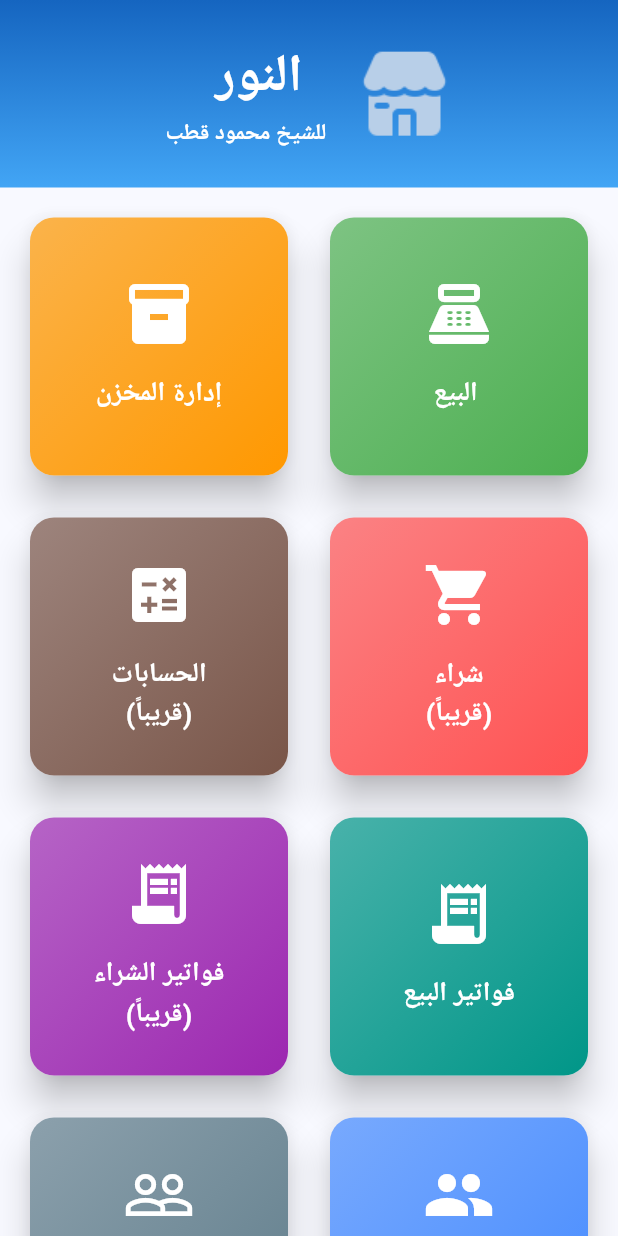
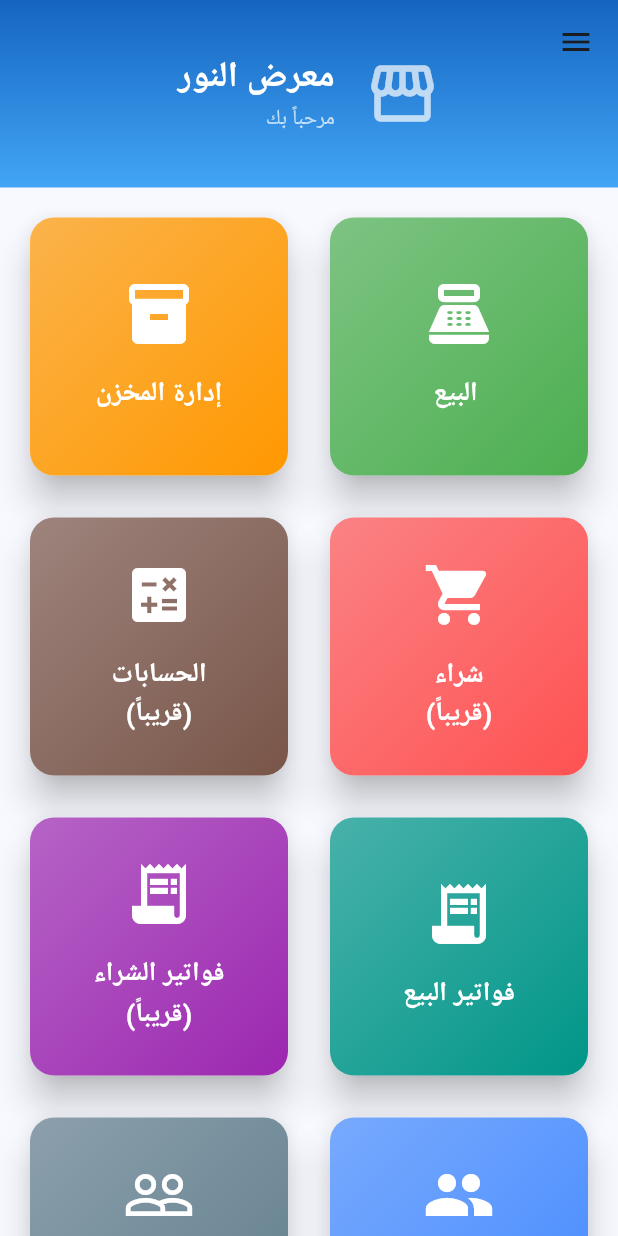
Before and after one commit to AhmedElgendy2004/Noor-Inventory-Accounting-System, a Flutter app: the HomeScreen screen opened by its route, on a phone screen of 412 x 824 dp. Run offline on Flutter 3.47's test engine with Material 3 defaults, Android fonts, the phone set to English and light mode, and no system bars; our stand-ins replace equatable, flutter_bloc, flutter_dotenv, go_router, supabase_flutter; missing offline and left inert: mobile_scanner; accounts and stored records are empty.

Commit message:
implement multi-tenancy, RLS security, and user profile management

```diff
--- /dev/null
+++ b/lib/features/auth/logic/auth_state.dart
@@ -0,0 +1,35 @@
+import 'package:equatable/equatable.dart';
+
+abstract class AuthState extends Equatable {
+  const AuthState();
+
+  @override
+  List<Object?> get props => [];
+}
+
+class AuthInitial extends AuthState {}
+
+class AuthLoading extends AuthState {}
+
+class AuthAuthenticated extends AuthState {
+  final String userId;
+  const AuthAuthenticated(this.userId);
+
+  @override
+  List<Object?> get props => [userId];
+}
+
+class AuthUnapproved extends AuthState {
+  final String message;
+  const AuthUnapproved({this.message = "الحساب بانتظار موافقة الإدارة."});
+}
+
+class AuthUnauthenticated extends AuthState {}
+
+class AuthError extends AuthState {
+  final String message;
+  const AuthError(this.message);
+
+  @override
+  List<Object?> get props => [message];
+}
--- a/lib/features/home/ui/home_screen.dart
+++ b/lib/features/home/ui/home_screen.dart
@@ -1,13 +1,96 @@
 import 'package:flutter/material.dart';
+import 'package:flutter_bloc/flutter_bloc.dart';
 import 'package:go_router/go_router.dart';
+import '../../auth/logic/auth_cubit.dart';
+import '../../auth/data/services/auth_service.dart'; // Direct access for simplicity or via Cubit
 import 'widgets/dashboard_card.dart';
 
-class HomeScreen extends StatelessWidget {
+class HomeScreen extends StatefulWidget {
   const HomeScreen({super.key});
+
+  @override
+  State<HomeScreen> createState() => _HomeScreenState();
+}
+
+class _HomeScreenState extends State<HomeScreen> {
+  String _shopName = 'معرض النور'; // Default
+  String _userName = 'مرحباً بك';
+  final _authService = AuthService(); // Instance
+
+  @override
+  void initState() {
+    super.initState();
+    _fetchUserProfile();
+  }
+
+  Future<void> _fetchUserProfile() async {
+    final profile = await _authService.getUserProfile();
+    if (profile != null && mounted) {
+      setState(() {
+        if (profile['shop_name'] != null &&
+            profile['shop_name'].toString().isNotEmpty) {
+          _shopName = profile['shop_name'];
+        }
+        if (profile['full_name'] != null &&
+            profile['full_name'].toString().isNotEmpty) {
+          _userName = 'مرحباً، أستاذ ${profile['full_name']}';
+        }
+      });
+    }
+  }
 
   @override
   Widget build(BuildContext context) {
     return Scaffold(
+      drawer: Drawer(
+        child: ListView(
+          padding: EdgeInsets.zero,
+          children: [
+            UserAccountsDrawerHeader(
+              decoration: const BoxDecoration(color: Color(0xFF1565C0)),
+              accountName: Text(
+                _userName,
+                style: const TextStyle(
+                  fontWeight: FontWeight.bold,
+                  fontSize: 18,
+                ),
+              ),
+              accountEmail: Text(_shopName),
+              currentAccountPicture: const CircleAvatar(
+                backgroundColor: Colors.white,
+                child: Icon(Icons.store, color: Color(0xFF1565C0), size: 30),
+              ),
+            ),
+            ListTile(
+              leading: const Icon(Icons.inventory),
+              title: const Text('المخزن'),
+              onTap: () {
+                context.pop();
+                context.push('/inventory');
+              },
+            ),
+            ListTile(
+              leading: const Icon(Icons.history),
+              title: const Text('سجل المبيعات'),
+              onTap: () {
+                context.pop();
+                context.push('/sales-history');
+              },
+            ),
+            const Divider(),
+            ListTile(
+              leading: const Icon(Icons.logout, color: Colors.red),
+              title: const Text(
+                'تسجيل الخروج',
+                style: TextStyle(color: Colors.red),
+              ),
+              onTap: () async {
+                await context.read<AuthCubit>().signOut();
+              },
+            ),
+          ],
+        ),
+      ),
       body: CustomScrollView(
         slivers: [
           //AppBar
@@ -26,25 +109,31 @@ class HomeScreen extends StatelessWidget {
                 child: Row(
                   mainAxisAlignment: MainAxisAlignment.center,
                   children: [
-                    Image.asset("assets/image/logo_store.png"),
+                    // Image.asset("assets/image/logo_store.png"), // Can keep or replace
+                    const Icon(
+                      Icons.storefront,
+                      size: 50,
+                      color: Colors.white70,
+                    ),
                     const SizedBox(width: 20),
                     Column(
                       mainAxisAlignment: MainAxisAlignment.center,
+                      crossAxisAlignment: CrossAxisAlignment.start,
                       children: [
-                        const Text(
-                          'النور  ',
-                          style: TextStyle(
+                        Text(
+                          _shopName,
+                          style: const TextStyle(
                             color: Colors.white,
-                            fontSize: 35,
+                            fontSize: 24,
                             fontWeight: FontWeight.bold,
                           ),
                         ),
-                        const Text(
-                          'للشيخ محمود قطب',
-                          style: TextStyle(
-                            color: Colors.white,
-                            fontSize: 15,
-                            fontWeight: FontWeight.bold,
+                        Text(
+                          _userName,
+                          style: const TextStyle(
+                            color: Colors.white70,
+                            fontSize: 14,
+                            fontWeight: FontWeight.w500,
                           ),
                         ),
                       ],
--- a/lib/main.dart
+++ b/lib/main.dart
@@ -7,6 +7,8 @@ import 'data/services/sales_service.dart';
 import 'features/inventory/logic/inventory_cubit.dart';
 import 'features/sales/logic/sales_cubit.dart';
 import 'features/sales_history/logic/sales_history_cubit.dart';
+import 'features/auth/logic/auth_cubit.dart';
+import 'features/auth/data/services/auth_service.dart';
 import 'core/routes/app_router.dart';
 
 Future<void> main() async {
@@ -14,7 +16,7 @@ Future<void> main() async {
 
   // Load .env file
   await dotenv.load(fileName: ".env");
-// Initialize Supabase with environment variables
+  // Initialize Supabase with environment variables
   await Supabase.initialize(
     url: dotenv.get('SUPABASE_URL'),
     anonKey: dotenv.get('SUPABASE_ANON_KEY'),
@@ -23,26 +25,52 @@ Future<void> main() async {
   runApp(const MyApp());
 }
 
-class MyApp extends StatelessWidget {
+class MyApp extends StatefulWidget {
   const MyApp({super.key});
+
+  @override
+  State<MyApp> createState() => _MyAppState();
+}
+
+class _MyAppState extends State<MyApp> {
+  late final AuthService _authService;
+  late final AuthCubit _authCubit;
+  late final ProductService _productService;
+  late final SalesService _salesService;
+
+  @override
+  void initState() {
+    super.initState();
+    _authService = AuthService();
+    _authCubit = AuthCubit(_authService)..checkAuthStatus();
+    _productService = ProductService();
+    _salesService = SalesService();
+  }
+
+  @override
+  void dispose() {
+    _authCubit.close();
+    super.dispose();
+  }
 
   @override
   Widget build(BuildContext context) {
     return MultiBlocProvider(
       providers: [
+        BlocProvider<AuthCubit>.value(value: _authCubit),
         BlocProvider<InventoryCubit>(
-          create: (context) => InventoryCubit(ProductService()),
+          create: (context) => InventoryCubit(_productService),
         ),
         BlocProvider<SalesCubit>(
-          create: (context) => SalesCubit(SalesService()),
+          create: (context) => SalesCubit(_salesService),
         ),
         BlocProvider<SalesHistoryCubit>(
           create: (context) =>
-              SalesHistoryCubit(SalesService())..fetchInvoices(),
+              SalesHistoryCubit(_salesService)..fetchInvoices(),
         ),
       ],
       child: MaterialApp.router(
-        routerConfig: AppRouter.router,
+        routerConfig: AppRouter.createRouter(_authCubit),
         debugShowCheckedModeBanner: false,
         title: 'Al Noor Gallery POS',
         theme: ThemeData(
```
Also changed, not shown: lib/core/routes/app_router.dart (+44 -1 lines), lib/features/auth/data/services/auth_service.dart (added, +97 -0 lines), lib/features/auth/logic/auth_cubit.dart (added, +91 -0 lines), lib/features/auth/ui/login_screen.dart (added, +245 -0 lines), 2 other files.
